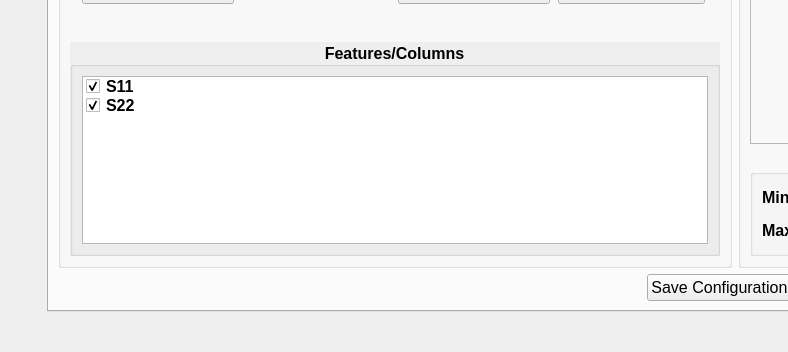
Old version of the form qtapp/gui/interface.ui in the repository GyroidInc/sbh-kivyapp; both pictures show x 0 to 788 and y 423 to 775 of the 1440 by 775 pixel window.
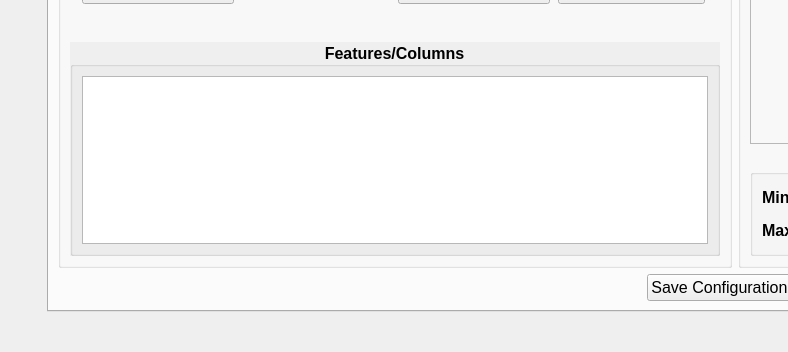
New version of the form. The open tabs and pages were chosen to show the change. Icons and pictures are not drawn.

Diff of the .ui file:
```diff
--- a/qtapp/gui/interface.ui
+++ b/qtapp/gui/interface.ui
@@ -582,25 +582,6 @@
                    <property name="autoFillBackground">
                     <bool>false</bool>
                    </property>
-                   <item>
-                    <property name="text">
-                     <string>S11</string>
-                    </property>
-                    <property name="checkState">
-                     <enum>Checked</enum>
-                    </property>
-                    <property name="flags">
-                     <set>ItemIsSelectable|ItemIsUserCheckable|ItemIsEnabled</set>
-                    </property>
-                   </item>
-                   <item>
-                    <property name="text">
-                     <string>S22</string>
-                    </property>
-                    <property name="checkState">
-                     <enum>Checked</enum>
-                    </property>
-                   </item>
                   </widget>
                  </item>
                 </layout>
```
Left out of the diff: 7 changed lines with no effect on the pictures.
